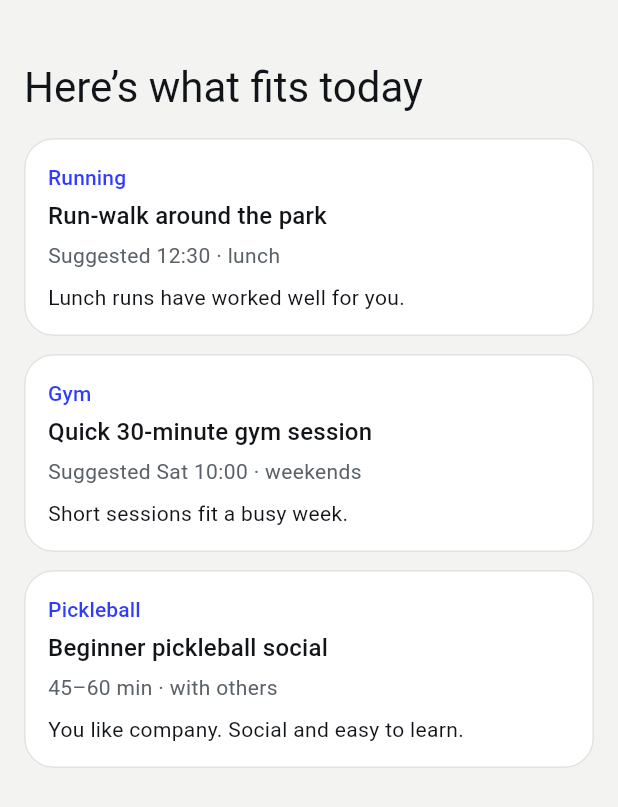
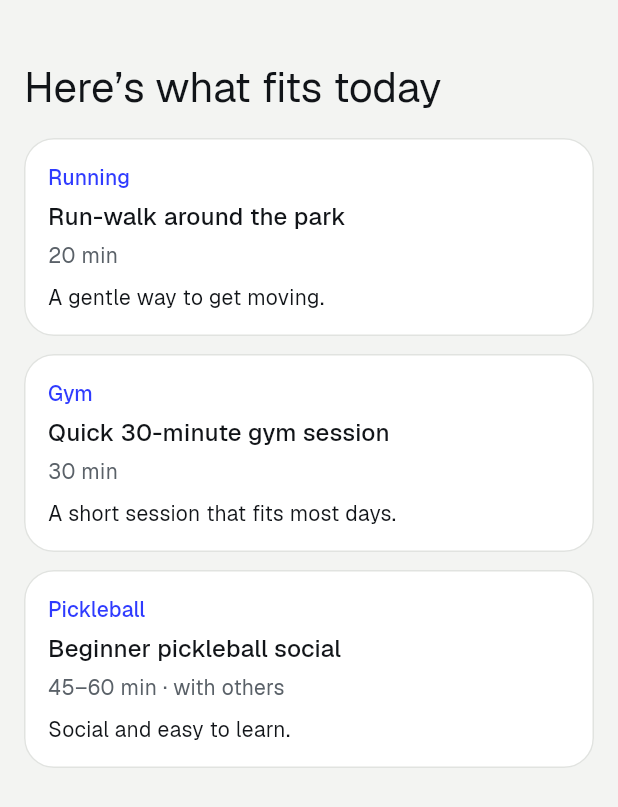
Before and after one commit to shieryl-ryle/rhythm, a Flutter app: the screen it shows after launch, after a tap on "I agree, continue", on a phone screen of 412 x 824 dp. Shown: the top 807 px of the screen. Run offline on Flutter 3.47's test engine with Material 3 defaults, Android fonts, the phone set to English and light mode, and no system bars; our stand-ins replace drift, drift_flutter, flutter_riverpod, go_router; accounts and stored records are empty; generated files the repository leaves out were written again; project files that could hold a hidden picture were left out.

Commit message:
fix: neutral stub reasons, what-we-store sheet, consent table name and version, bundled Geist and self-hosted fallback font, real-drift consent tests

```diff
--- a/app/lib/app/theme.dart
+++ b/app/lib/app/theme.dart
@@ -44,9 +44,11 @@ ThemeData buildLiltTheme() {
   );
   return ThemeData(
     useMaterial3: true,
+    fontFamily: 'Geist',
     colorScheme: scheme,
     scaffoldBackgroundColor: LiltColors.canvas,
     textTheme: Typography.blackMountainView.apply(
+      fontFamily: 'Geist',
       bodyColor: LiltColors.ink,
       displayColor: LiltColors.ink,
     ),
--- a/app/lib/data/consent_repository.dart
+++ b/app/lib/data/consent_repository.dart
@@ -1,7 +1,8 @@
 import 'database.dart';
 
-/// Current consent text version. Bump it when the consent screen's wording changes (BR-014).
-const currentConsentVersion = '2026-10-27';
+/// Current consent text version, `date.revision` as in docs/data-model.md. Bump it when the
+/// consent screen's wording changes (BR-014).
+const currentConsentVersion = '2026-10-27.1';
 
 /// The data layer sits behind interfaces so later features (and P1 sync) can swap implementations.
 abstract interface class ConsentRepository {
--- a/app/lib/data/database.dart
+++ b/app/lib/data/database.dart
@@ -3,8 +3,12 @@ import 'package:drift_flutter/drift_flutter.dart';
 
 part 'database.g.dart';
 
-/// One row per consent the person gave. Nothing is written before they agree (BR-014).
+/// Append-only consent log (docs/data-model.md `consent`). No row is written before the person
+/// agrees (BR-014, TC-022). The empty local store itself is created on first launch.
 class ConsentRecords extends Table {
+  @override
+  String get tableName => 'consent';
+
   IntColumn get id => integer().autoIncrement()();
   TextColumn get consentVersion => text()();
   DateTimeColumn get acceptedAt => dateTime()();
--- a/app/lib/features/today/stub_actions.dart
+++ b/app/lib/features/today/stub_actions.dart
@@ -1,16 +1,19 @@
 /// Hard-coded library actions for the walking skeleton (TASK-001).
-/// TASK-004 replaces these with the real activity library and TASK-003 with the ranking.
+///
+/// The reasons and times are deliberately neutral: they claim nothing about the person, who has
+/// only just consented (BR-004). TASK-004 replaces these with the real activity library and
+/// TASK-003 with the ranking and the per-person reasons.
 class StubAction {
   const StubAction({
     required this.category,
     required this.title,
-    required this.when,
+    required this.detail,
     required this.reason,
   });
 
   final String category;
   final String title;
-  final String when;
+  final String detail;
   final String reason;
 }
 
@@ -18,19 +21,19 @@ const stubActions = <StubAction>[
   StubAction(
     category: 'Running',
     title: 'Run-walk around the park',
-    when: 'Suggested 12:30 · lunch',
-    reason: 'Lunch runs have worked well for you.',
+    detail: '20 min',
+    reason: 'A gentle way to get moving.',
   ),
   StubAction(
     category: 'Gym',
     title: 'Quick 30-minute gym session',
-    when: 'Suggested Sat 10:00 · weekends',
-    reason: 'Short sessions fit a busy week.',
+    detail: '30 min',
+    reason: 'A short session that fits most days.',
   ),
   StubAction(
     category: 'Pickleball',
     title: 'Beginner pickleball social',
-    when: '45–60 min · with others',
-    reason: 'You like company. Social and easy to learn.',
+    detail: '45–60 min · with others',
+    reason: 'Social and easy to learn.',
   ),
 ];
--- a/app/lib/features/today/today_screen.dart
+++ b/app/lib/features/today/today_screen.dart
@@ -47,7 +47,7 @@ class _ActionCard extends StatelessWidget {
             const SizedBox(height: LiltSpacing.xs),
             Text(action.title, style: text.titleMedium),
             const SizedBox(height: LiltSpacing.xs),
-            Text(action.when, style: text.bodyMedium?.copyWith(color: LiltColors.inkMuted)),
+            Text(action.detail, style: text.bodyMedium?.copyWith(color: LiltColors.inkMuted)),
             const SizedBox(height: LiltSpacing.sm),
             Text(action.reason, style: text.bodyMedium),
           ],
```
Also changed, not shown: app/assets/fonts/geist/OFL.txt (added, +93 -0 lines), app/lib/features/consent/consent_screen.dart (+62 -1 lines), app/pubspec.yaml (+11 -0 lines), app/assets/fonts/geist/Geist-Medium.ttf (added), app/assets/fonts/geist/Geist-Regular.ttf (added), app/assets/fonts/geist/Geist-SemiBold.ttf (added), app/lib/data/database.g.dart, 5 other files.
